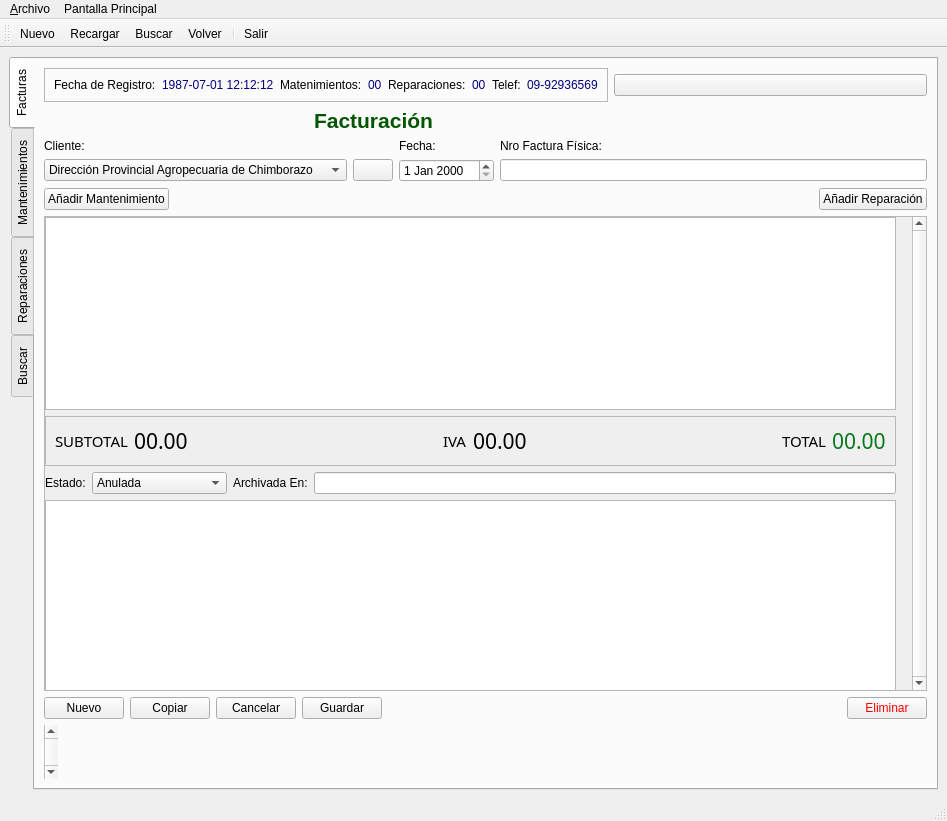
Before: the Qt Designer form aplicacion/plantillas/frm_factura.ui in eduardouio/gelvsrm, drawn with Qt 5.
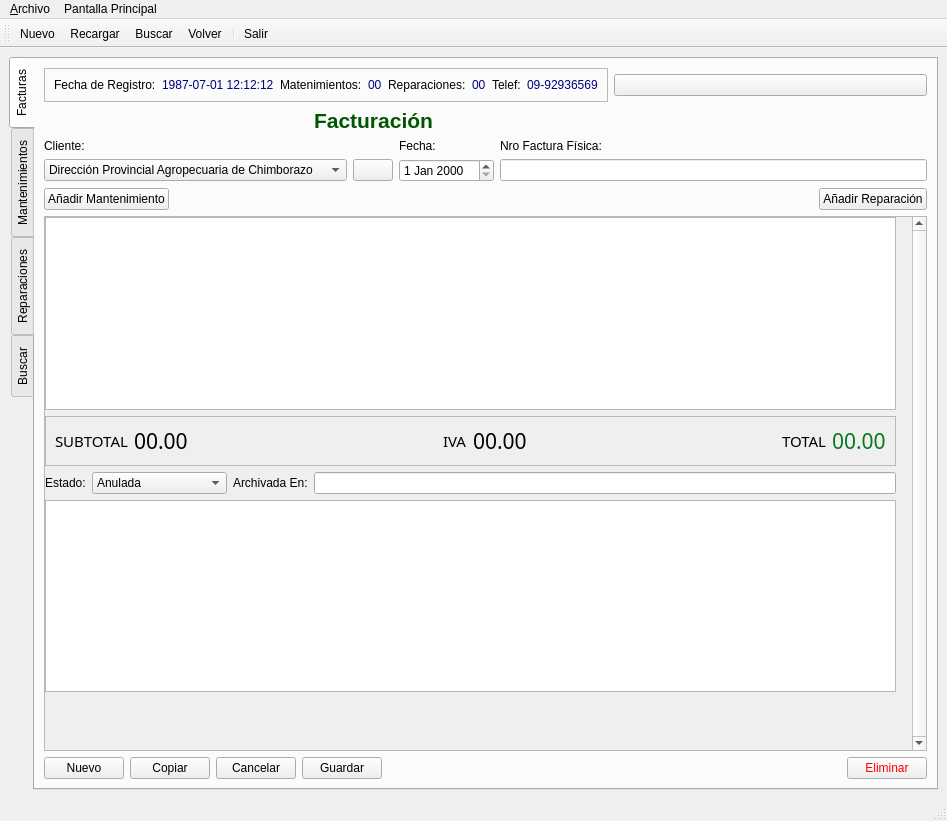
After: the same form once the commit is applied. Icons and pictures are not drawn.

The edit to the form file:
```diff
--- a/aplicacion/plantillas/frm_factura.ui
+++ b/aplicacion/plantillas/frm_factura.ui
@@ -509,7 +509,7 @@
                <x>0</x>
                <y>0</y>
                <width>853</width>
-               <height>360</height>
+               <height>432</height>
               </rect>
              </property>
              <widget class="QLabel" name="lbl_observaciones">
@@ -525,7 +525,7 @@
                <string>Observaciones:</string>
               </property>
              </widget>
-             <widget class="QWidget" name="">
+             <widget class="QWidget" name="layoutWidget">
               <property name="geometry">
                <rect>
                 <x>0</x>
@@ -816,13 +816,6 @@
           </item>
          </layout>
         </item>
-        <item>
-         <widget class="QScrollBar" name="verticalScrollBar">
-          <property name="orientation">
-           <enum>Qt::Vertical</enum>
-          </property>
-         </widget>
-        </item>
        </layout>
        <zorder>scrollArea</zorder>
        <zorder>frame</zorder>
```
Left out of the diff: 31 changed lines with no effect on the pictures.
